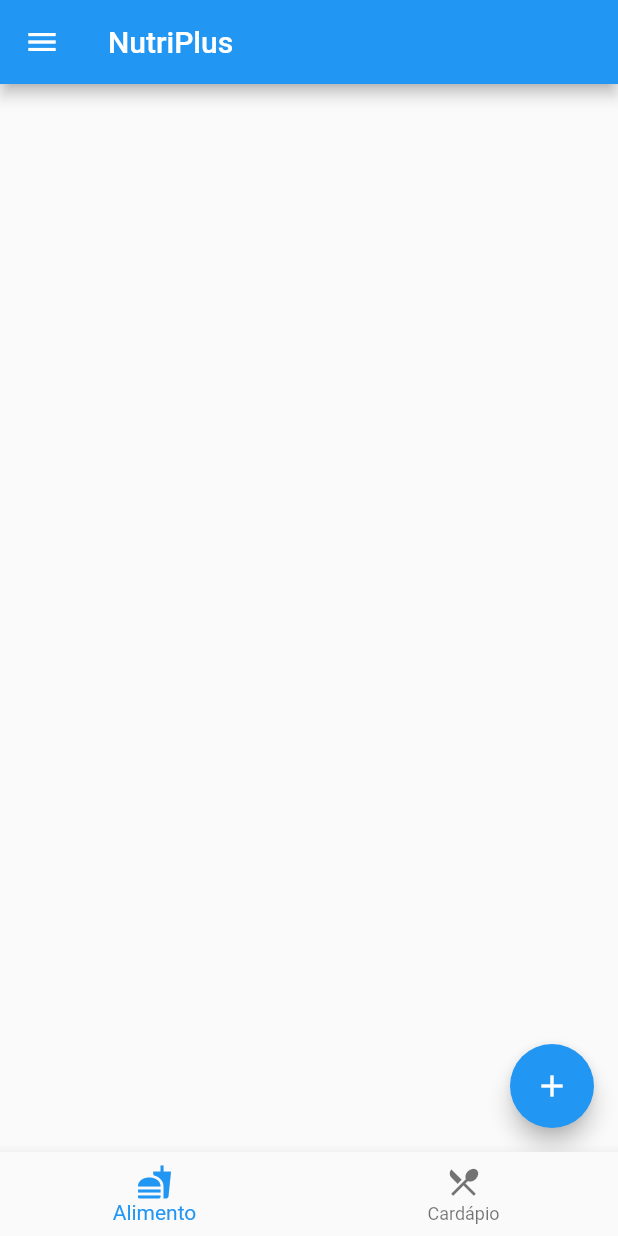
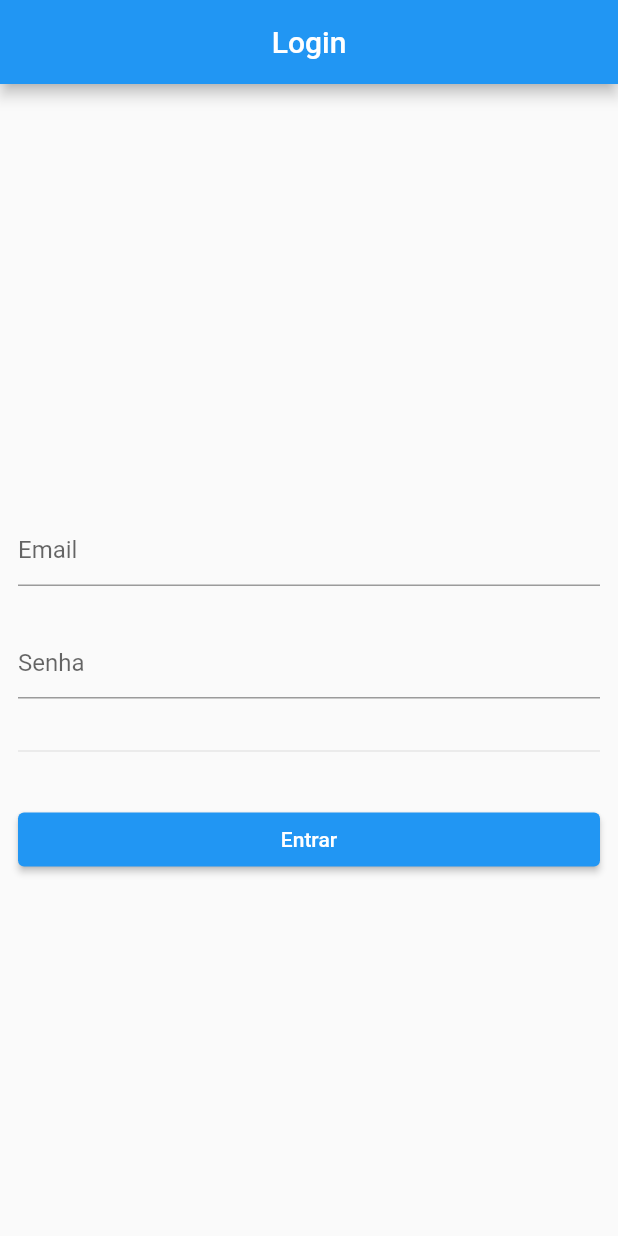
Before and after one commit to felipe-barreto-dev/nutriapp, a Flutter app: the screen it shows after launch, on a phone screen of 412 x 824 dp. Run offline on Flutter 3.47's test engine with Material 2 defaults, Android fonts, the phone set to English and light mode, and no system bars; our stand-ins replace get, image_picker, sqflite; accounts and stored records are empty.

Commit message:
Fiz o login conforme vídeo do Youtube

```diff
--- /dev/null
+++ b/lib/login/login.bindings.dart
@@ -0,0 +1,9 @@
+import 'package:get/get.dart';
+import 'package:nutriapp/login/loginView.controller.dart';
+
+class LoginBindings extends Bindings{
+  @override
+  void dependencies(){
+    Get.lazyPut(() => LoginController());
+  }
+}
--- /dev/null
+++ b/lib/login/login.view.dart
@@ -0,0 +1,38 @@
+import 'package:flutter/material.dart';
+import 'package:get/get.dart';
+import 'package:nutriapp/login/loginView.controller.dart';
+import 'package:nutriapp/login/widgets/emailField.widget.dart';
+import 'package:nutriapp/login/widgets/passwordField.widget.dart';
+import 'widgets/loginButton.widget.dart';
+
+class LoginView extends GetView<LoginController> {
+  const LoginView({super.key});
+
+  @override
+  Widget build(BuildContext context){
+    return Scaffold(
+      appBar: AppBar(
+        title: const Center(child: Text('Login')),),
+      body: _body(),
+    );
+  }
+
+  _body() {
+    return ListView(
+        shrinkWrap: true,
+        padding: const EdgeInsets.all(12),
+        children: [
+          SizedBox(
+            height: Get.height / 3,
+            ),
+          EmailField(),
+          SizedBox(height: 27),
+          PasswordField(),
+          SizedBox(height: 27),
+          Divider(),
+          SizedBox(height: 27),
+          LoginButton(),
+          ],
+      );
+  }
+}
--- /dev/null
+++ b/lib/login/loginView.controller.dart
@@ -0,0 +1,48 @@
+import 'package:flutter/material.dart';
+import 'package:get/get.dart';
+import 'package:nutriapp/home/home.view.dart';
+import 'package:nutriapp/main.dart';
+
+class LoginController extends GetxController{
+  TextEditingController emailInput = TextEditingController();
+  TextEditingController passwordInput = TextEditingController();
+  static const email = 'admin@admin.com';
+  static const password = 'admin';
+
+  void tryTologin() {
+    switch(emailInput.text) {
+      case email:
+        checkPassword();
+        break;
+      case '':
+        printError('Insira um email');
+        break;
+      default:
+      printError('Email não encontrado');
+    }
+
+  }
+
+  void checkPassword(){
+    print('Login');
+
+    switch(passwordInput.text){
+      case password:
+        login();
+        break;
+      case '':
+        printError('Insira uma senha');
+        break;
+      default:
+      printError('Senha incorreta');
+    }
+  }
+
+  void login(){
+    Get.to(HomeView());
+  }
+
+  void printError(String error){
+    print(error);
+  }
+}
--- /dev/null
+++ b/lib/login/widgets/emailField.widget.dart
@@ -0,0 +1,15 @@
+import 'package:flutter/material.dart';
+import 'package:get/get.dart';
+import 'package:nutriapp/login/loginView.controller.dart';
+
+class EmailField extends GetView<LoginController> {
+  const EmailField({super.key});
+
+  @override
+  Widget build(BuildContext context){
+    return TextField(
+      controller: controller.emailInput,
+      decoration: InputDecoration(hintText: 'Email'),
+    );
+  }
+}
--- /dev/null
+++ b/lib/login/widgets/loginButton.widget.dart
@@ -0,0 +1,17 @@
+
+import 'package:flutter/material.dart';
+import 'package:get/get.dart';
+import 'package:nutriapp/login/loginView.controller.dart';
+
+class LoginButton extends GetView<LoginController> {
+  const LoginButton({super.key});
+
+  @override
+  Widget build(BuildContext context){
+    return ElevatedButton(
+      onPressed: () {controller.tryTologin();
+      },
+      child: const Text('Entrar'),
+      );
+  }
+}
--- /dev/null
+++ b/lib/login/widgets/passwordField.widget.dart
@@ -0,0 +1,15 @@
+import 'package:flutter/material.dart';
+import 'package:get/get.dart';
+import 'package:nutriapp/login/loginView.controller.dart';
+
+class PasswordField extends GetView<LoginController>{
+  const PasswordField({super.key});
+
+  @override
+  Widget build(BuildContext context){
+    return TextField(
+      controller: controller.passwordInput,
+      decoration: InputDecoration(hintText: 'Senha'),
+    );
+  }
+}
--- a/lib/main.dart
+++ b/lib/main.dart
@@ -1,3 +1,4 @@
+import 'package:nutriapp/login/login.bindings.dart';
 import 'package:nutriapp/routes/rotas.dart';
 import 'package:nutriapp/util/botao.dart';
 import 'package:flutter/material.dart';
@@ -5,22 +6,27 @@ import 'package:nutriapp/views/cadastros/cadastro_alimento.dart';
 import 'package:nutriapp/views/cadastros/cadastro_cardapio.dart';
 import 'package:nutriapp/views/cadastros/cadastro_usuario.dart';
 import 'package:nutriapp/views/creditos.dart';
+import 'package:get/get.dart';
+import 'package:nutriapp/login/login.view.dart';
+import 'package:nutriapp/views/login.dart';
 
 void main() {
-  runApp(const CalculadoraGeometrica());
+  runApp(const StartApp());
 }
 
-class CalculadoraGeometrica extends StatelessWidget {
-  const CalculadoraGeometrica({super.key});
+class StartApp extends StatelessWidget {
+  const StartApp({super.key});
 
   @override
   Widget build(BuildContext context) {
-    return MaterialApp(
+    return GetMaterialApp(
+      initialBinding: LoginBindings(),
+        debugShowCheckedModeBanner: false,
         title: 'Nutriapp',
         theme: ThemeData(
           primarySwatch: Colors.blue,
         ),
-        home: const Home(),
+        home: const LoginView(),
         routes: Rotas.carregar());
   }
 }
--- a/pubspec.yaml
+++ b/pubspec.yaml
@@ -36,6 +36,7 @@ dependencies:
   # The following adds the Cupertino Icons font to your application.
   # Use with the CupertinoIcons class for iOS style icons.
   cupertino_icons: ^1.0.2
+  get: ^4.6.6
 
 dev_dependencies:
   flutter_test:
```
Also changed, not shown: lib/home/home.view.dart (added, +28 -0 lines), pubspec.lock, 4 other files.
